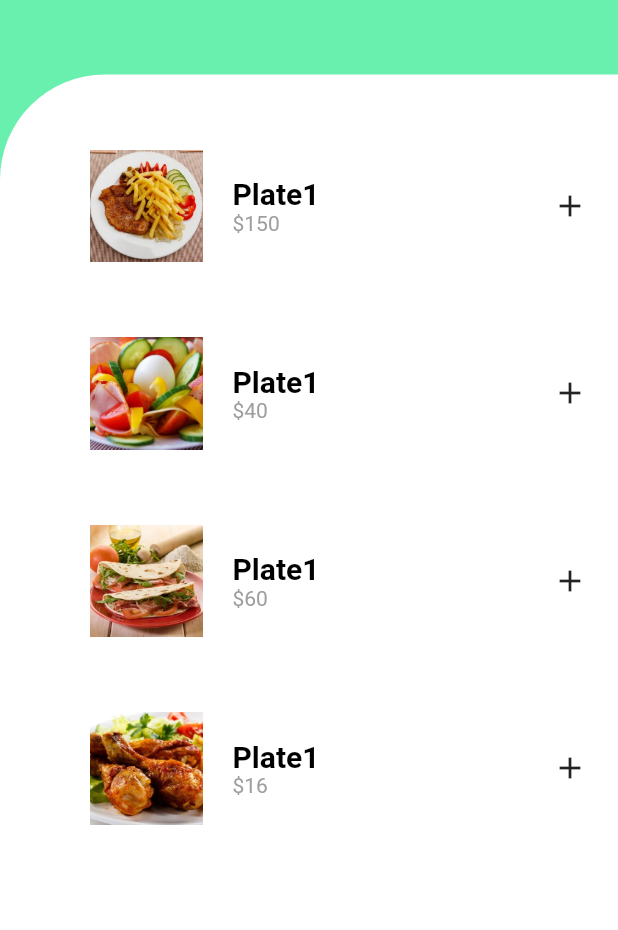
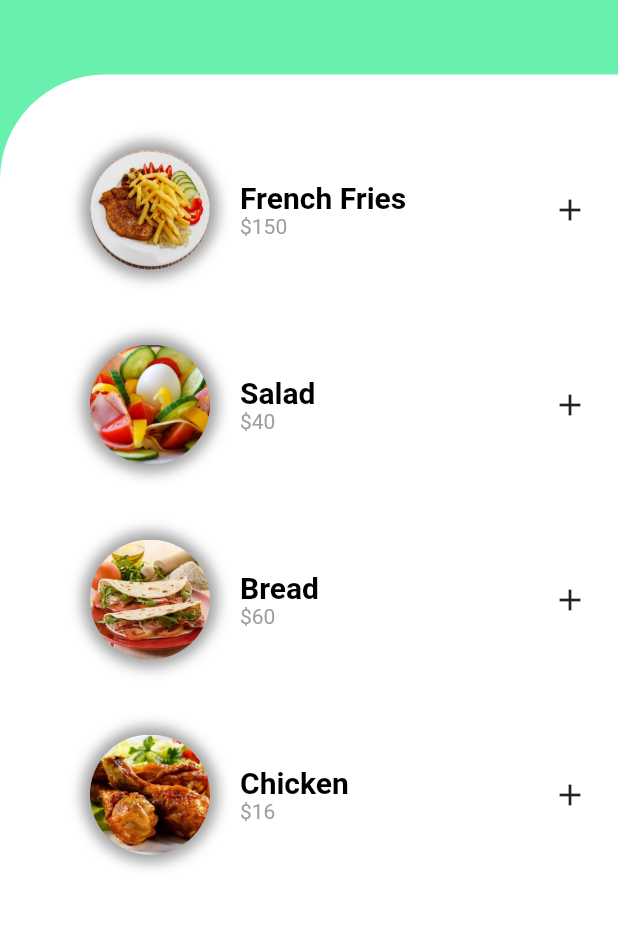
Before and after one commit to dev-rajshekhar/flutter_healthy_food_ui, a Flutter app: the screen it shows after launch, on a phone screen of 412 x 824 dp, the part 179-1109 px from its top. Run offline on Flutter 3.47's test engine with Material 2 defaults, Android fonts, the phone set to English and light mode, and no system bars.

Commit message:
Chnages the Image to cicrular Image.

```diff
--- a/lib/food_item.dart
+++ b/lib/food_item.dart
@@ -15,11 +15,11 @@ class FoodItem extends StatelessWidget {
       padding: EdgeInsets.only(top: 50, left: 60, right: 20),
       child: InkWell(
         onTap: () => {
-
-        Navigator.push(
-        context,
-        MaterialPageRoute(builder: (context) => FoodDetails(price: price, imageName: imageName, foodName: foodName))),
-
+          Navigator.push(
+              context,
+              MaterialPageRoute(
+                  builder: (context) => FoodDetails(
+                      price: price, imageName: imageName, foodName: foodName))),
         },
         child: Row(
           mainAxisAlignment: MainAxisAlignment.spaceBetween,
@@ -29,11 +29,22 @@ class FoodItem extends StatelessWidget {
                 children: [
                   Hero(
                     tag: imageName,
-                    child: Image(
-                        image: AssetImage(imageName),
-                        fit: BoxFit.cover,
-                        height: 75.0,
-                        width: 75.0),
+                    child: Container(
+                      height: 80,
+                      width: 80,
+                      decoration: BoxDecoration(
+                          shape: BoxShape.circle,
+                          boxShadow: [
+                            BoxShadow(
+                                blurRadius: 7,
+                                color: Colors.grey.shade500,
+                                spreadRadius: 5)
+                          ],
+                          image: DecorationImage(
+                            image: AssetImage(imageName),
+                            fit: BoxFit.cover,
+                          )),
+                    ),
                   ),
                   SizedBox(
                     width: 20,
--- a/lib/main.dart
+++ b/lib/main.dart
@@ -82,21 +82,21 @@ class _MyHomePageState extends State<MyHomePage> {
             child: ListView(
               children: [
                 FoodItem(
-                    foodName: "Plate1",
+                    foodName: "French Fries",
                     imageName: 'assets/plate_1.jpg',
                     price: 150),
                 FoodItem(
-                  foodName: "Plate1",
+                  foodName: "Salad",
                   imageName: "assets/plate_2.jpg",
                   price: 40,
                 ),
                 FoodItem(
-                  foodName: "Plate1",
+                  foodName: "Bread",
                   imageName: "assets/plate_3.jpg",
                   price: 60,
                 ),
                 FoodItem(
-                  foodName: "Plate1",
+                  foodName: "Chicken",
                   imageName: "assets/plate_4.jpg",
                   price: 16,
                 )
```
Also changed, not shown: lib/food_details.dart (+18 -31 lines).
